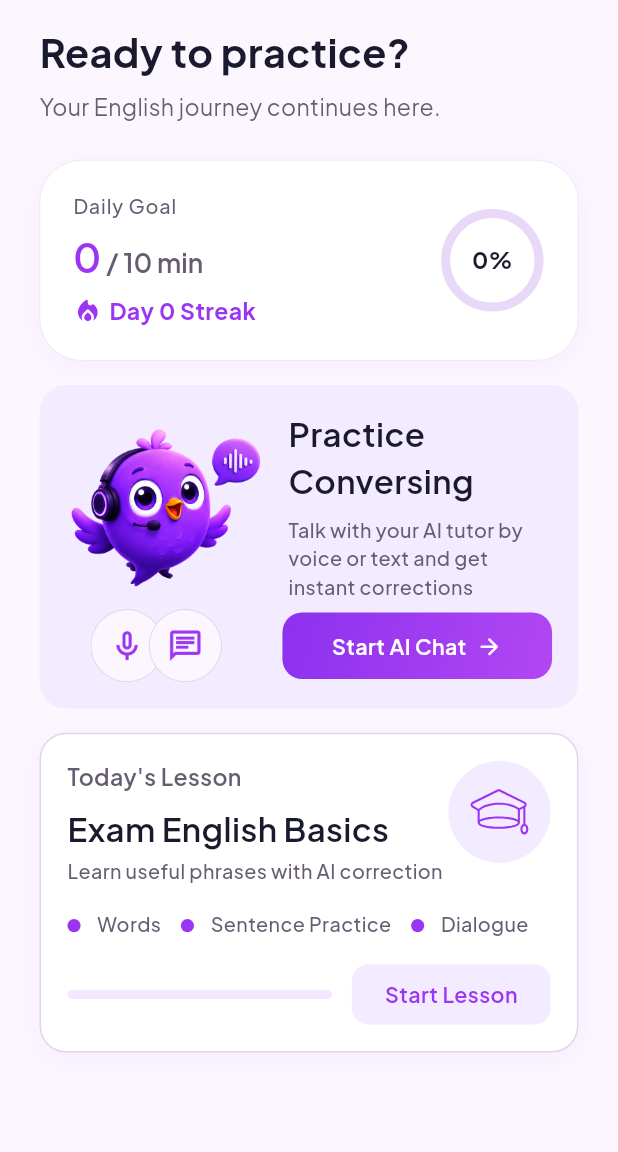
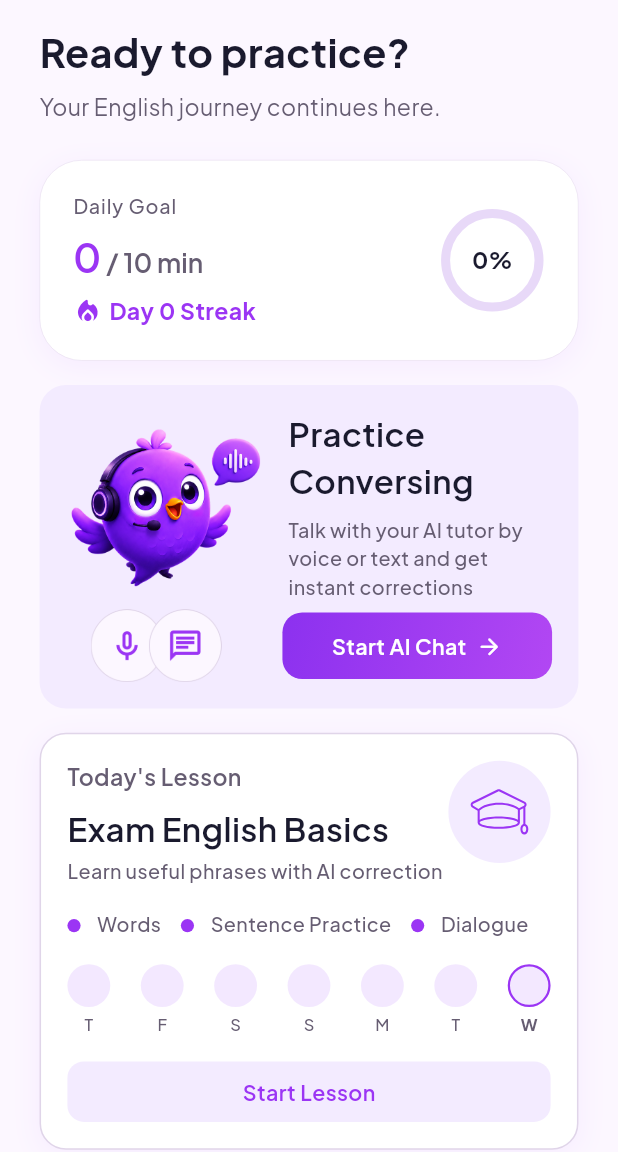
Before and after one commit to haa1117/Fluentta-AI, a Flutter app: the HomeTabScreen screen opened directly, on a phone screen of 412 x 824 dp, the part 84-1236 px from its top. Run offline on Flutter 3.47's test engine with Material 3 defaults, Android fonts, the phone set to English and light mode, and no system bars; our stand-ins replace app_links, cloud_firestore, confetti, connectivity_plus, dotted_decoration, dotted_line and 12 more; missing offline and left inert: in_app_purchase_android, record; accounts and stored records are empty; network calls fail; project files that could hold a hidden picture were left out.

Commit message:
feat: weekly streak strip on Today's Lesson card
Replaces the single-lesson progress bar (only ever near-empty or
full) with a 7-day completion strip.

Co-Authored-By: Claude Sonnet 5 <noreply@anthropic.com>

```diff
--- a/lib/data/repositories/english_basics_repository.dart
+++ b/lib/data/repositories/english_basics_repository.dart
@@ -132,6 +132,32 @@ class EnglishBasicsRepository {
     return lessons.isNotEmpty ? lessons.first : null;
   }
 
+  /// Whether "Today's Lesson" was completed on each of the last 7 calendar
+  /// days, oldest first (index 6 is today) — powers a weekly streak strip
+  /// on the home card instead of a single-lesson progress bar that's only
+  /// ever ~empty or full.
+  List<bool> weeklyCompletion() {
+    final completedDays = _progressRepository.allProgress.values
+        .where(
+          (p) =>
+              p.type == _typeId &&
+              p.status == LearningLessonStatus.completed &&
+              p.completedAt != null,
+        )
+        .map((p) {
+          final d = p.completedAt!;
+          return DateTime(d.year, d.month, d.day);
+        })
+        .toSet();
+
+    final today = DateTime.now();
+    final todayAtMidnight = DateTime(today.year, today.month, today.day);
+    return List.generate(7, (i) {
+      final day = todayAtMidnight.subtract(Duration(days: 6 - i));
+      return completedDays.contains(day);
+    });
+  }
+
   Future<double> trackProgress(String goalId) async {
     final lessons = await buildLessons(goalId);
     if (lessons.isEmpty) return 0;
--- a/lib/viewmodels/english_basics_view_model.dart
+++ b/lib/viewmodels/english_basics_view_model.dart
@@ -18,12 +18,17 @@ class EnglishBasicsViewModel extends ChangeNotifier {
   List<EnglishBasicsLessonModel> _lessons = [];
   EnglishBasicsLessonModel? _todaysLesson;
   double _trackProgress = 0;
+  List<bool> _weeklyCompletion = List.filled(7, false);
 
   bool get isLoading => _isLoading;
   String get pathTitle => _pathTitle;
   List<EnglishBasicsLessonModel> get lessons => _lessons;
   EnglishBasicsLessonModel? get todaysLesson => _todaysLesson;
   double get trackProgress => _trackProgress;
+
+  /// Last 7 days, oldest first (index 6 is today) — true where "Today's
+  /// Lesson" was completed that day.
+  List<bool> get weeklyCompletion => _weeklyCompletion;
 
   String get goalId => _localStorage.englishGoal ?? 'exam';
 
@@ -59,6 +64,7 @@ class EnglishBasicsViewModel extends ChangeNotifier {
     _lessons = await _repository.buildLessons(goalId);
     _todaysLesson = await _repository.getTodaysLesson(goalId);
     _trackProgress = await _repository.trackProgress(goalId);
+    _weeklyCompletion = _repository.weeklyCompletion();
 
     _isLoading = false;
     notifyListeners();
--- a/lib/widgets/home/todays_lesson_card.dart
+++ b/lib/widgets/home/todays_lesson_card.dart
@@ -64,7 +64,6 @@ class TodaysLessonCard extends StatelessWidget {
       );
     }
 
-    final lessonProgress = basicsViewModel.trackProgress;
 
     return Container(
       width: double.infinity,
@@ -154,27 +153,17 @@ class TodaysLessonCard extends StatelessWidget {
             ],
           ),
           SizedBox(height: AppSizes.spaceMd),
-          Row(
-            children: [
-              Expanded(
-                child: ClipRRect(
-                  borderRadius: BorderRadius.circular(AppSizes.h(4)),
-                  child: LinearProgressIndicator(
-                    value: lessonProgress,
-                    minHeight: AppSizes.h(6),
-                    backgroundColor:isDark ? AppColors.brandDarkSoftColor : Color(0xffF3E8FF),
-                    valueColor:  AlwaysStoppedAnimation<Color>(
-                     isDark ? AppColors.primaryDarkColor : AppColors.primaryColor,
+          _WeeklyProgressStrip(
+            completedDays: basicsViewModel.weeklyCompletion,
+            isDark: isDark,
           ),
-                  ),
-                ),
-              ),
-              SizedBox(width: AppSizes.w(12)),
+          SizedBox(height: AppSizes.spaceMd),
           GestureDetector(
             onTap: basicsViewModel.canStartOrResume ? onStartLesson : null,
             child: Container(
+              width: double.infinity,
+              alignment: Alignment.center,
               padding: EdgeInsets.symmetric(
-                    horizontal: AppSizes.w(20),
                 vertical: AppSizes.h(10),
               ),
               decoration: BoxDecoration(
@@ -200,8 +189,6 @@ class TodaysLessonCard extends StatelessWidget {
                 ),
               ),
             ),
-              ),
-            ],
           ),
         ],
       ),
@@ -242,3 +229,77 @@ class _LessonTag extends StatelessWidget {
     );
   }
 }
+
+/// Last-7-days streak strip for "Today's Lesson" — a single lesson's own
+/// progress bar is only ever near-empty or full, so it says nothing useful
+/// once the day is done. This shows the habit instead: which of the last 7
+/// days had a lesson completed, with today called out.
+class _WeeklyProgressStrip extends StatelessWidget {
+  const _WeeklyProgressStrip({
+    required this.completedDays,
+    required this.isDark,
+  });
+
+  /// 7 entries, oldest first — index 6 is today.
+  final List<bool> completedDays;
+  final bool isDark;
+
+  static const _weekdayInitials = ['M', 'T', 'W', 'T', 'F', 'S', 'S'];
+
+  @override
+  Widget build(BuildContext context) {
+    final today = DateTime.now();
+    return Row(
+      mainAxisAlignment: MainAxisAlignment.spaceBetween,
+      children: List.generate(7, (i) {
+        final date = today.subtract(Duration(days: 6 - i));
+        final isToday = i == 6;
+        final isCompleted = i < completedDays.length && completedDays[i];
+        final dotColor = isCompleted
+            ? (isDark ? AppColors.primaryDarkColor : AppColors.primaryColor)
+            : (isDark ? AppColors.brandDarkSoftColor : const Color(0xffF3E8FF));
+        return Column(
+          mainAxisSize: MainAxisSize.min,
+          children: [
+            Container(
+              width: AppSizes.w(26),
+              height: AppSizes.w(26),
+              alignment: Alignment.center,
+              decoration: BoxDecoration(
+                color: dotColor,
+                shape: BoxShape.circle,
+                border: isToday
+                    ? Border.all(
+                        color: isDark
+                            ? AppColors.primaryDarkColor
+                            : AppColors.primaryColor,
+                        width: 1.5,
+                      )
+                    : null,
+              ),
+              child: isCompleted
+                  ? Icon(
+                      Icons.check_rounded,
+                      size: AppSizes.sp(14),
+                      color: AppColors.white,
+                    )
+                  : null,
+            ),
+            SizedBox(height: AppSizes.h(4)),
+            Text(
+              _weekdayInitials[date.weekday - 1],
+              style: TextStyle(
+                fontFamily: AppFonts.plusJakartaSans,
+                fontSize: AppSizes.sp(10),
+                fontWeight: isToday ? FontWeight.w700 : FontWeight.w500,
+                color: isDark
+                    ? AppColors.textSecondaryDark
+                    : AppColors.textSecondary,
+              ),
+            ),
+          ],
+        );
+      }),
+    );
+  }
+}
```
Lines whose indentation alone changed are shown as unchanged.
